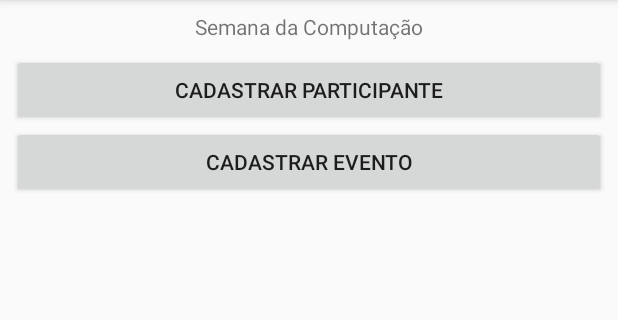
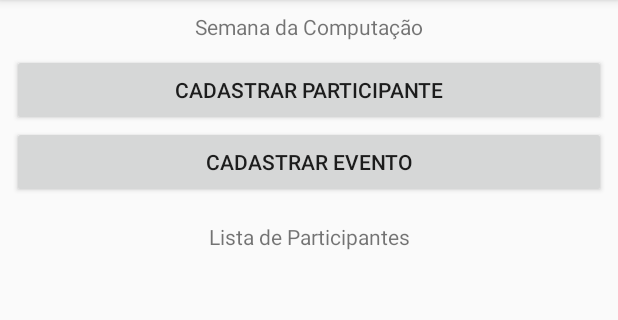
Before and after one commit to ufjf-dcc196/dcc196-2018-3-trb2-trb2-lucasbrandao, an Android app: the screen it shows after launch (MainActivity), on a phone screen of 412 x 824 dp, the part 84-404 px from its top. Run offline under Robolectric (Android 15) with nearby library versions, the phone set to English and light mode, and no system bars.

Commit message:
Implementado RecycleView para lista de Alunos

```diff
--- a/app/build.gradle
+++ b/app/build.gradle
@@ -25,4 +25,5 @@ dependencies {
     testImplementation 'junit:junit:4.12'
     androidTestImplementation 'com.android.support.test:runner:1.0.2'
     androidTestImplementation 'com.android.support.test.espresso:espresso-core:3.0.2'
+    implementation 'com.android.support:recyclerview-v7:28.0.0'
 }
--- a/app/src/main/java/ufjf/dcc196/trb01/Aluno.java
+++ b/app/src/main/java/ufjf/dcc196/trb01/Aluno.java
@@ -2,9 +2,9 @@ package ufjf.dcc196.trb01;
 
 public class Aluno {
 
-    private String nome;
-    private String email;
-    private String matricula;
+    public String nome;
+    public String email;
+    public String matricula;
 
 
     Aluno(String name, String email, String registration) {
--- a/app/src/main/res/layout/activity_main.xml
+++ b/app/src/main/res/layout/activity_main.xml
@@ -49,4 +49,26 @@
         app:layout_constraintEnd_toEndOf="parent"
         app:layout_constraintStart_toStartOf="parent"
         app:layout_constraintTop_toTopOf="parent" />
+
+    <TextView
+        android:id="@+id/textView4"
+        android:layout_width="wrap_content"
+        android:layout_height="wrap_content"
+        android:layout_marginEnd="8dp"
+        android:layout_marginLeft="8dp"
+        android:layout_marginRight="8dp"
+        android:layout_marginStart="8dp"
+        android:layout_marginTop="148dp"
+        android:text="Lista de Participantes"
+        app:layout_constraintEnd_toEndOf="parent"
+        app:layout_constraintHorizontal_bias="0.502"
+        app:layout_constraintStart_toStartOf="parent"
+        app:layout_constraintTop_toTopOf="parent" />
+
+    <android.support.v7.widget.RecyclerView
+        android:id="@+id/lstAlunos"
+        android:layout_width="368dp"
+        android:layout_height="328dp"
+        tools:layout_editor_absoluteX="8dp"
+        tools:layout_editor_absoluteY="175dp" />
 </android.support.constraint.ConstraintLayout>
```
Also changed, not shown: app/src/main/java/ufjf/dcc196/trb01/ParticipanteAdapter.java (added, +62 -0 lines), app/src/main/res/layout/aluno_layout.xml (added, +26 -0 lines).
